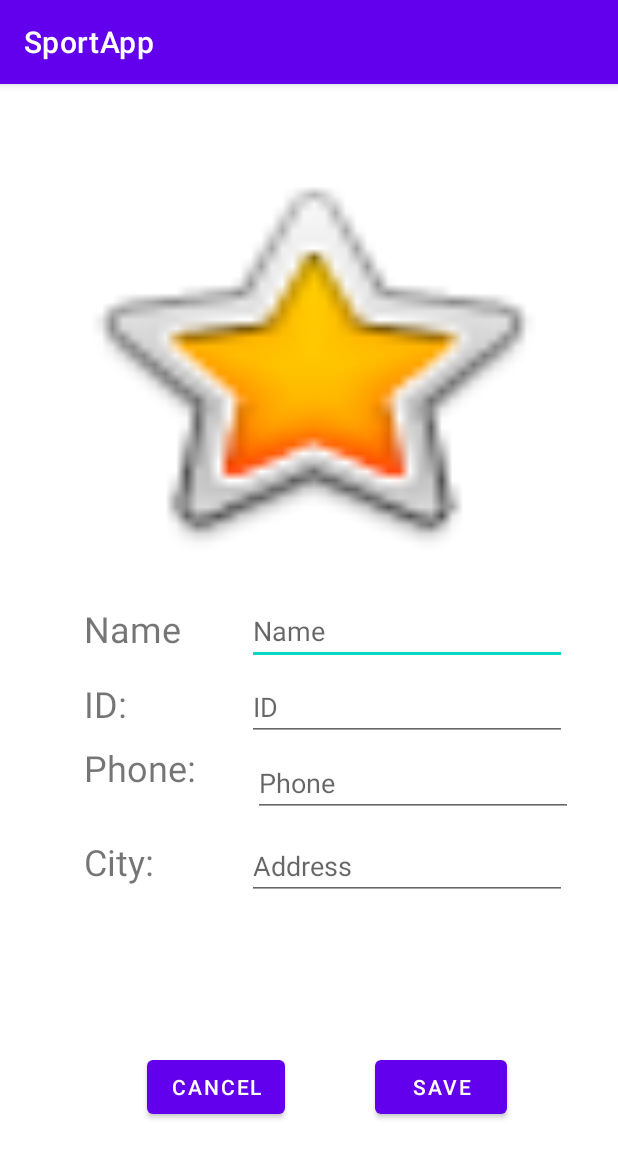
After one commit to edenshviro82/SportApp, an Android app: the SignUpActivity screen opened directly, with no data from a screen before it, on a phone screen of 412 x 824 dp. The commit adds this screen. Shown: the top 1158 px of the screen. Run offline under Robolectric (Android 15) with nearby library versions, the phone set to English and light mode, and no system bars.

Commit message:
SignUp page

```diff
--- a/app/src/main/AndroidManifest.xml
+++ b/app/src/main/AndroidManifest.xml
@@ -14,6 +14,12 @@
         android:theme="@style/Theme.SportApp"
         tools:targetApi="31">
         <activity
+            android:name=".SignInActivity"
+            android:exported="false" />
+        <activity
+            android:name=".SignUpActivity"
+            android:exported="false" />
+        <activity
             android:name=".MainActivity"
             android:exported="true">
             <intent-filter>
--- a/app/src/main/java/com/example/sportapp/MainActivity.java
+++ b/app/src/main/java/com/example/sportapp/MainActivity.java
@@ -2,13 +2,33 @@ package com.example.sportapp;
 
 import androidx.appcompat.app.AppCompatActivity;
 
+import android.content.Intent;
 import android.os.Bundle;
+import android.widget.Button;
 
 public class MainActivity extends AppCompatActivity {
+
+
+    Button signIn,signUp;
 
     @Override
     protected void onCreate(Bundle savedInstanceState) {
         super.onCreate(savedInstanceState);
         setContentView(R.layout.activity_main);
+
+        signIn=findViewById(R.id.mainAc_SignIn_btn);
+        signUp=findViewById(R.id.mainAc_SignUp_btn);
+
+
+        signIn.setOnClickListener((view -> {
+            Intent signInIntent= new Intent(this, SignInActivity.class);
+            startActivity(signInIntent);
+        }));
+
+        signUp.setOnClickListener((view -> {
+            Intent signUpIntent= new Intent(this, SignUpActivity.class);
+            startActivity(signUpIntent);
+        }));
+
     }
 }
--- /dev/null
+++ b/app/src/main/java/com/example/sportapp/SignInActivity.java
@@ -0,0 +1,14 @@
+package com.example.sportapp;
+
+import androidx.appcompat.app.AppCompatActivity;
+
+import android.os.Bundle;
+
+public class SignInActivity extends AppCompatActivity {
+
+    @Override
+    protected void onCreate(Bundle savedInstanceState) {
+        super.onCreate(savedInstanceState);
+        setContentView(R.layout.activity_sign_in);
+    }
+}
--- /dev/null
+++ b/app/src/main/java/com/example/sportapp/SignUpActivity.java
@@ -0,0 +1,36 @@
+package com.example.sportapp;
+
+import androidx.appcompat.app.AppCompatActivity;
+
+import android.content.Intent;
+import android.os.Bundle;
+import android.widget.Button;
+import android.widget.EditText;
+
+public class SignUpActivity extends AppCompatActivity {
+
+
+    EditText namePt, idPt, phonePt, cityPt;
+    Button cancel,save;
+    Intent menusIntent;
+
+    @Override
+    protected void onCreate(Bundle savedInstanceState) {
+        super.onCreate(savedInstanceState);
+        setContentView(R.layout.activity_sign_up);
+
+
+        namePt = (EditText)findViewById(R.id.SignUpAct_name_pt);
+        idPt = findViewById(R.id.SignUpAct_id_pt);
+        phonePt=findViewById(R.id.SignUpAct_phone_pt);
+        cityPt=findViewById(R.id.SignUpAct_city_pt);
+        cancel=findViewById(R.id.SignUpAct_cancel_btn);
+        save=findViewById(R.id.SignUpAct_save_btn);
+
+
+        cancel.setOnClickListener(view -> finish());
+        save.setOnClickListener((view)->{
+            finish();
+        });
+    }
+}
--- /dev/null
+++ b/app/src/main/java/com/example/sportapp/model/Model.java
@@ -0,0 +1,4 @@
+package com.example.sportapp.model;
+
+public class Model {
+}
--- /dev/null
+++ b/app/src/main/java/com/example/sportapp/model/User.java
@@ -0,0 +1,6 @@
+package com.example.sportapp.model;
+
+public class User {
+
+
+}
--- a/app/src/main/res/layout/activity_main.xml
+++ b/app/src/main/res/layout/activity_main.xml
@@ -7,12 +7,35 @@
     tools:context=".MainActivity">
 
     <TextView
+        android:id="@+id/textView"
         android:layout_width="wrap_content"
         android:layout_height="wrap_content"
-        android:text="Hello World!"
+        android:text="Sport App"
+        android:textSize="48sp"
         app:layout_constraintBottom_toBottomOf="parent"
         app:layout_constraintEnd_toEndOf="parent"
         app:layout_constraintStart_toStartOf="parent"
-        app:layout_constraintTop_toTopOf="parent" />
+        app:layout_constraintTop_toTopOf="parent"
+        app:layout_constraintVertical_bias="0.095" />
+
+    <Button
+        android:id="@+id/mainAc_SignIn_btn"
+        android:layout_width="wrap_content"
+        android:layout_height="wrap_content"
+        android:layout_marginTop="150dp"
+        android:text="Sign in"
+        app:layout_constraintEnd_toEndOf="parent"
+        app:layout_constraintStart_toStartOf="parent"
+        app:layout_constraintTop_toBottomOf="@+id/textView" />
+
+    <Button
+        android:id="@+id/mainAc_SignUp_btn"
+        android:layout_width="wrap_content"
+        android:layout_height="wrap_content"
+        android:layout_marginTop="25dp"
+        android:text="Sign up"
+        app:layout_constraintEnd_toEndOf="parent"
+        app:layout_constraintStart_toStartOf="parent"
+        app:layout_constraintTop_toBottomOf="@+id/mainAc_SignIn_btn" />
 
 </androidx.constraintlayout.widget.ConstraintLayout>
--- /dev/null
+++ b/app/src/main/res/layout/activity_sign_in.xml
@@ -0,0 +1,9 @@
+<?xml version="1.0" encoding="utf-8"?>
+<androidx.constraintlayout.widget.ConstraintLayout xmlns:android="http://schemas.android.com/apk/res/android"
+    xmlns:app="http://schemas.android.com/apk/res-auto"
+    xmlns:tools="http://schemas.android.com/tools"
+    android:layout_width="match_parent"
+    android:layout_height="match_parent"
+    tools:context=".SignInActivity">
+
+</androidx.constraintlayout.widget.ConstraintLayout>
--- /dev/null
+++ b/app/src/main/res/layout/activity_sign_up.xml
@@ -0,0 +1,153 @@
+<?xml version="1.0" encoding="utf-8"?>
+<androidx.constraintlayout.widget.ConstraintLayout xmlns:android="http://schemas.android.com/apk/res/android"
+    xmlns:app="http://schemas.android.com/apk/res-auto"
+    xmlns:tools="http://schemas.android.com/tools"
+    android:layout_width="match_parent"
+    android:layout_height="match_parent"
+    tools:context=".SignUpActivity">
+
+
+    <ImageView
+        android:id="@+id/SignUpAct_userPic_imageview"
+        android:layout_width="340dp"
+        android:layout_height="285dp"
+        android:layout_marginBottom="400dp"
+        android:background="@android:drawable/btn_star_big_on"
+        app:layout_constraintBottom_toBottomOf="parent"
+        app:layout_constraintEnd_toEndOf="parent"
+        app:layout_constraintStart_toStartOf="parent"
+        app:layout_constraintTop_toTopOf="parent" />
+
+    <TextView
+        android:id="@+id/SignUpAct_name_tv"
+        android:layout_width="70dp"
+        android:layout_height="40dp"
+        android:layout_marginStart="56dp"
+        android:layout_marginTop="20dp"
+        android:text="Name:"
+        android:textSize="24sp"
+        app:layout_constraintStart_toStartOf="parent"
+        app:layout_constraintTop_toBottomOf="@+id/SignUpAct_userPic_imageview"
+        tools:ignore="MissingConstraints" />
+
+    <TextView
+        android:id="@+id/SignUpAct_ID_tv"
+        android:layout_width="wrap_content"
+        android:layout_height="wrap_content"
+        android:layout_marginStart="56dp"
+        android:layout_marginTop="10dp"
+        android:text="ID:"
+        android:textSize="24sp"
+        app:layout_constraintStart_toStartOf="parent"
+        app:layout_constraintTop_toBottomOf="@+id/SignUpAct_name_tv" />
+
+    <TextView
+        android:id="@+id/SignUpAct_phone_tv"
+        android:layout_width="wrap_content"
+        android:layout_height="wrap_content"
+        android:layout_marginStart="56dp"
+        android:layout_marginTop="10dp"
+        android:text="Phone:"
+        android:textSize="24sp"
+        app:layout_constraintStart_toStartOf="parent"
+        app:layout_constraintTop_toBottomOf="@+id/SignUpAct_ID_tv" />
+
+    <TextView
+        android:id="@+id/SignUpAct_city_tv"
+        android:layout_width="wrap_content"
+        android:layout_height="wrap_content"
+        android:layout_marginStart="56dp"
+        android:layout_marginTop="30dp"
+        android:text="City:"
+        android:textSize="24sp"
+        app:layout_constraintStart_toStartOf="parent"
+        app:layout_constraintTop_toBottomOf="@+id/SignUpAct_phone_tv" />
+
+    <Button
+        android:id="@+id/SignUpAct_cancel_btn"
+        android:layout_width="wrap_content"
+        android:layout_height="wrap_content"
+        android:layout_marginStart="50dp"
+        android:layout_marginTop="500dp"
+        android:layout_marginEnd="100dp"
+        android:layout_marginBottom="20dp"
+        android:text="cancel"
+        app:layout_constraintBottom_toBottomOf="parent"
+        app:layout_constraintEnd_toEndOf="@+id/SignUpAct_save_btn"
+        app:layout_constraintHorizontal_bias="0.5"
+        app:layout_constraintStart_toStartOf="parent"
+        app:layout_constraintTop_toTopOf="parent"
+        app:layout_constraintVertical_bias="0.723" />
+
+
+    <Button
+        android:id="@+id/SignUpAct_save_btn"
+        android:layout_width="wrap_content"
+        android:layout_height="wrap_content"
+        android:layout_marginTop="500dp"
+        android:layout_marginEnd="50dp"
+        android:layout_marginBottom="20dp"
+        android:text="Save"
+        app:layout_constraintBottom_toBottomOf="parent"
+        app:layout_constraintEnd_toEndOf="parent"
+        app:layout_constraintHorizontal_bias="0.912"
+        app:layout_constraintStart_toStartOf="parent"
+        app:layout_constraintTop_toTopOf="parent"
+        app:layout_constraintVertical_bias="0.723" />
+
+
+    <EditText
+        android:id="@+id/SignUpAct_name_pt"
+        android:layout_width="wrap_content"
+        android:layout_height="wrap_content"
+        android:layout_marginStart="130dp"
+        android:layout_marginTop="15dp"
+        android:ems="10"
+        android:hint="Name"
+        android:inputType="textPersonName"
+        app:layout_constraintEnd_toEndOf="parent"
+        app:layout_constraintStart_toStartOf="parent"
+        app:layout_constraintTop_toBottomOf="@+id/SignUpAct_userPic_imageview" />
+
+    <EditText
+        android:id="@+id/SignUpAct_phone_pt"
+        android:layout_width="wrap_content"
+        android:layout_height="wrap_content"
+        android:layout_marginStart="130dp"
+        android:layout_marginTop="5dp"
+        android:ems="10"
+        android:inputType="textPersonName"
+        android:hint="Phone"
+        app:layout_constraintEnd_toEndOf="parent"
+        app:layout_constraintHorizontal_bias="0.564"
+        app:layout_constraintStart_toStartOf="parent"
+        app:layout_constraintTop_toBottomOf="@+id/SignUpAct_id_pt" />
+
+    <EditText
+        android:id="@+id/SignUpAct_city_pt"
+        android:layout_width="wrap_content"
+        android:layout_height="wrap_content"
+        android:layout_marginStart="130dp"
+        android:layout_marginTop="10dp"
+        android:ems="10"
+        android:inputType="textPersonName"
+        android:hint="Address"
+        app:layout_constraintEnd_toEndOf="parent"
+        app:layout_constraintHorizontal_bias="0.507"
+        app:layout_constraintStart_toStartOf="parent"
+        app:layout_constraintTop_toBottomOf="@+id/SignUpAct_phone_pt" />
+
+    <EditText
+        android:id="@+id/SignUpAct_id_pt"
+        android:layout_width="wrap_content"
+        android:layout_height="wrap_content"
+        android:layout_marginStart="130dp"
+        android:layout_marginTop="5dp"
+        android:ems="10"
+        android:inputType="textPersonName"
+        android:hint="ID"
+        app:layout_constraintEnd_toEndOf="parent"
+        app:layout_constraintStart_toStartOf="parent"
+        app:layout_constraintTop_toBottomOf="@+id/SignUpAct_name_pt" />
+
+</androidx.constraintlayout.widget.ConstraintLayout>
```
